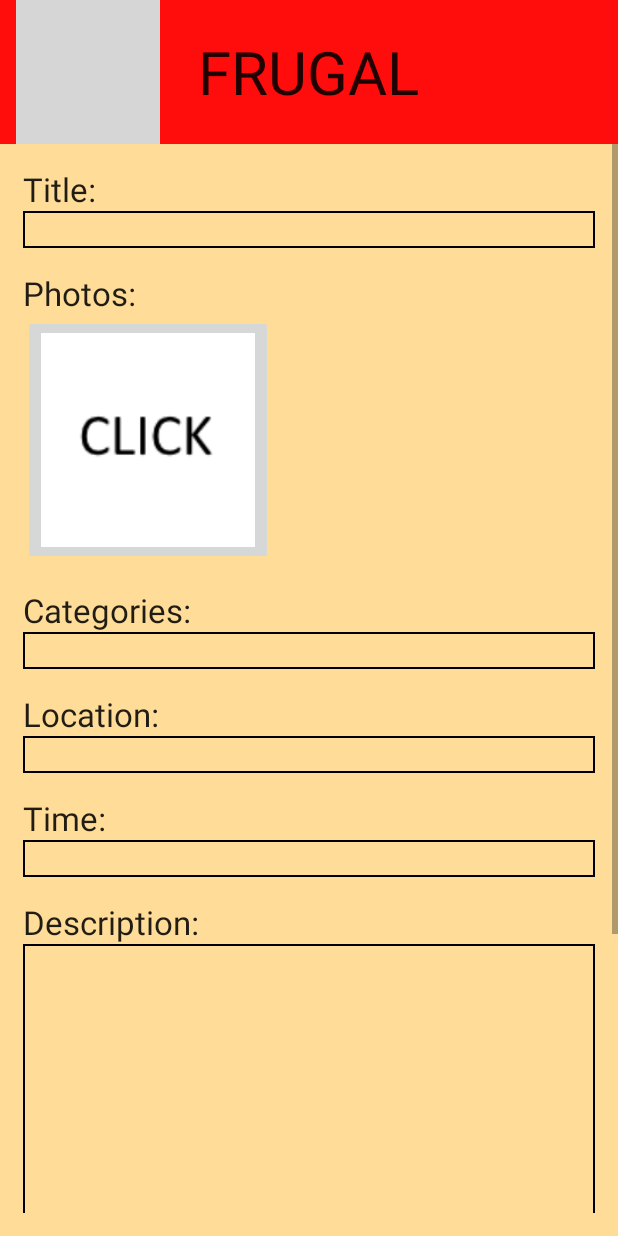
After one commit to frugalApp/frugalHighFid, an Android app: the NewPost screen opened directly, with no data from a screen before it, on a phone screen of 412 x 824 dp. The commit adds this screen. Run offline under Robolectric (Android 15) with nearby library versions, the phone set to English and light mode, and no system bars; grey boxes are pictures that could not be loaded.

```diff
--- a/Frugal2/app/src/main/AndroidManifest.xml
+++ b/Frugal2/app/src/main/AndroidManifest.xml
@@ -24,6 +24,12 @@
             android:name=".Activities.ItemViewPager"
             android:label="@string/title_activity_item_view" >
         </activity>
+        <activity
+            android:name=".Activities.NewPost"
+            android:label="@string/title_activity_new_post" >
+        </activity>
     </application>
 
+    <uses-permission android:name="android.permission.READ_EXTERNAL_STORAGE"/>
+
 </manifest>
--- /dev/null
+++ b/Frugal2/app/src/main/java/com/example/peter/frugal/Activities/NewPost.java
@@ -0,0 +1,172 @@
+package com.example.peter.frugal.Activities;
+
+import android.content.Intent;
+import android.net.Uri;
+import android.provider.MediaStore;
+import android.support.v4.app.FragmentActivity;
+import android.support.v7.app.ActionBarActivity;
+import android.support.v7.app.ActionBar;
+import android.support.v4.app.Fragment;
+import android.os.Bundle;
+import android.view.LayoutInflater;
+import android.view.Menu;
+import android.view.MenuItem;
+import android.view.View;
+import android.view.ViewGroup;
+import android.os.Build;
+import android.widget.Button;
+import android.widget.ImageButton;
+import android.widget.TextView;
+
+import com.example.peter.frugal.R;
+import com.example.peter.frugal.model.Model;
+import com.example.peter.frugal.model.ng.Item;
+
+import java.util.ArrayList;
+
+public class NewPost extends FragmentActivity {
+    private static final int RESULT_LOAD_IMAGE_ONE = 2358;
+    private static final int RESULT_LOAD_IMAGE_TWO = 3285;
+    private static final int RESULT_LOAD_IMAGE_THREE = 8532;
+
+    @Override
+    protected void onCreate(Bundle savedInstanceState) {
+        super.onCreate(savedInstanceState);
+        setContentView(R.layout.activity_new_post);
+        if (savedInstanceState == null) {
+            getSupportFragmentManager().beginTransaction()
+                    .add(R.id.container, new PlaceholderFragment())
+                    .commit();
+        }
+    }
+
+
+    @Override
+    public boolean onCreateOptionsMenu(Menu menu) {
+        // Inflate the menu; this adds items to the action bar if it is present.
+        getMenuInflater().inflate(R.menu.menu_new_post, menu);
+        return true;
+    }
+
+    @Override
+    public boolean onOptionsItemSelected(MenuItem item) {
+        // Handle action bar item clicks here. The action bar will
+        // automatically handle clicks on the Home/Up button, so long
+        // as you specify a parent activity in AndroidManifest.xml.
+        int id = item.getItemId();
+
+        //noinspection SimplifiableIfStatement
+        if (id == R.id.action_settings) {
+            return true;
+        }
+
+        return super.onOptionsItemSelected(item);
+    }
+
+
+
+    /**
+     * A placeholder fragment containing a simple view.
+     */
+    public static class PlaceholderFragment extends Fragment {
+        private ImageButton picOne, picTwo, picThree;
+
+        public PlaceholderFragment() {
+        }
+
+        @Override
+        public View onCreateView(LayoutInflater inflater, ViewGroup container,
+                                 Bundle savedInstanceState) {
+            final View rootView = inflater.inflate(R.layout.fragment_new_post, container, false);
+            Model model = Model.getModel();
+            model.newTempTiem = new Item();
+
+            picOne = (ImageButton)rootView.findViewById(R.id.new_image_one);
+            if (model.newTempTiem.images.size() > 0)
+                picOne.setImageURI(model.newTempTiem.images.get(0));
+            picOne.setOnClickListener(new View.OnClickListener() {
+                @Override
+                public void onClick(View v) {
+                    Intent galleryIntent = new Intent(Intent.ACTION_PICK, MediaStore.Images.Media.EXTERNAL_CONTENT_URI);
+                    startActivityForResult(galleryIntent, RESULT_LOAD_IMAGE_ONE);
+                }
+            });
+            picTwo = (ImageButton)rootView.findViewById(R.id.new_image_two);
+            if (model.newTempTiem.images.size() > 1)
+                picOne.setImageURI(model.newTempTiem.images.get(1));
+            picTwo.setOnClickListener(new View.OnClickListener() {
+                @Override
+                public void onClick(View v) {
+                    Intent galleryIntent = new Intent(Intent.ACTION_PICK, MediaStore.Images.Media.EXTERNAL_CONTENT_URI);
+                    startActivityForResult(galleryIntent, RESULT_LOAD_IMAGE_TWO);
+                }
+            });
+            picThree = (ImageButton)rootView.findViewById(R.id.new_image_three);
+            if (model.newTempTiem.images.size() > 2)
+                picOne.setImageURI(model.newTempTiem.images.get(2));
+            picThree.setOnClickListener(new View.OnClickListener() {
+                @Override
+                public void onClick(View v) {
+                    Intent galleryIntent = new Intent(Intent.ACTION_PICK, MediaStore.Images.Media.EXTERNAL_CONTENT_URI);
+                    startActivityForResult(galleryIntent, RESULT_LOAD_IMAGE_THREE);
+                }
+            });
+            Button post = (Button)rootView.findViewById(R.id.new_post_button);
+            post.setOnClickListener(new View.OnClickListener() {
+                @Override
+                public void onClick(View v) {
+                    Item newItem = new Item();
+                    newItem.images = new ArrayList<Uri>(Model.getModel().newTempTiem.images);
+                    newItem.title = ((TextView)rootView.findViewById(R.id.new_post_title)).getText().toString();
+                    newItem.poster = "pgrasso";
+                    newItem.catagory = ((TextView)rootView.findViewById(R.id.new_post_catagoies)).getText().toString();
+                    newItem.description = ((TextView)rootView.findViewById(R.id.new_post_description)).getText().toString();
+                    newItem.timeFree = ((TextView)rootView.findViewById(R.id.new_post_time)).getText().toString();
+                    newItem.itemType = Item.ITEM;
+                    Model.getModel().searchableItems.add(newItem);
+                    getActivity().finish();
+                }
+            });
+            return rootView;
+        }
+
+        @Override
+        public void onActivityResult(int requestCode, int resultCode, Intent data) {
+            super.onActivityResult(requestCode, resultCode, data);
+            if (resultCode == RESULT_OK && data != null) {
+                Uri selectedImage = data.getData();
+                Item item = Model.getModel().newTempTiem;
+                if (requestCode == RESULT_LOAD_IMAGE_ONE) {
+                    if (item.images.size() == 0) {
+                        item.images.add(selectedImage);
+                        picTwo.setVisibility(View.VISIBLE);
+                        picTwo.setClickable(true);
+                    }
+                    else {
+                        item.images.set(0, selectedImage);
+                    }
+                    picOne.setImageURI(selectedImage);
+                }
+                else if (requestCode == RESULT_LOAD_IMAGE_TWO) {
+                    if (item.images.size() == 1) {
+                        item.images.add(selectedImage);
+                        picThree.setVisibility(View.VISIBLE);
+                        picThree.setClickable(true);
+                    }
+                    else {
+                        item.images.set(1, selectedImage);
+                    }
+                    picTwo.setImageURI(selectedImage);
+
+                }
+                else if (requestCode == RESULT_LOAD_IMAGE_THREE) {
+                    if (item.images.size() == 2)
+                        item.images.add(selectedImage);
+                    else
+                        item.images.set(2, selectedImage);
+                    picThree.setImageURI(selectedImage);
+                }
+            }
+        }
+    }
+}
--- a/Frugal2/app/src/main/java/com/example/peter/frugal/Fragments/HeaderFragment.java
+++ b/Frugal2/app/src/main/java/com/example/peter/frugal/Fragments/HeaderFragment.java
@@ -1,11 +1,15 @@
 package com.example.peter.frugal.Fragments;
 
+import android.content.Intent;
 import android.os.Bundle;
 import android.support.v4.app.Fragment;
 import android.view.LayoutInflater;
 import android.view.View;
 import android.view.ViewGroup;
+import android.widget.ImageButton;
 
+import com.example.peter.frugal.Activities.NewPost;
+import com.example.peter.frugal.Activities.Search;
 import com.example.peter.frugal.R;
 
 /**
@@ -14,6 +18,19 @@ import com.example.peter.frugal.R;
 public class HeaderFragment extends Fragment {
     @Override
     public View onCreateView(LayoutInflater inflater, ViewGroup container, Bundle savedInstanceState) {
-        return inflater.inflate(R.layout.fragment_search_header, container, false);
+        View v = inflater.inflate(R.layout.fragment_search_header, container, false);
+        ImageButton newPostButton = (ImageButton)v.findViewById(R.id.imageButton2);
+        newPostButton.setOnClickListener(new View.OnClickListener() {
+            @Override
+            public void onClick(View v) {
+                Intent intent = new Intent(getActivity(), NewPost.class);
+                startActivity(intent);
+            }
+        });
+        if (getActivity().getClass().getSimpleName().equals("NewPost")) {
+            newPostButton.setEnabled(false);
+            newPostButton.setVisibility(View.GONE);
+        }
+        return v;
     }
 }
--- a/Frugal2/app/src/main/java/com/example/peter/frugal/model/Model.java
+++ b/Frugal2/app/src/main/java/com/example/peter/frugal/model/Model.java
@@ -1,6 +1,7 @@
 package com.example.peter.frugal.model;
 
 import android.graphics.Bitmap;
+import android.net.Uri;
 
 import com.example.peter.frugal.R;
 import com.example.peter.frugal.model.ng.Item;
@@ -24,7 +25,7 @@ public class Model {
         item.itemType = Item.ITEM;
         item.favorited = true;
         item.poster = "Peter G";
-        item.images.add(R.drawable.ffti);
+        item.images.add(Uri.parse("android.resource://com.example.peter.frugal/" + R.drawable.ffti));
         for (int i = 0; i < 50; i++)
             searchableItems.add(item);
     }
@@ -39,6 +40,8 @@ public class Model {
         return model;
     }
 
+    public Item newTempTiem = new Item();
+
     public ArrayList<Item> searchableItems = new ArrayList<Item>();
 
 
--- a/Frugal2/app/src/main/java/com/example/peter/frugal/model/ng/Item.java
+++ b/Frugal2/app/src/main/java/com/example/peter/frugal/model/ng/Item.java
@@ -2,6 +2,7 @@ package com.example.peter.frugal.model.ng;
 
 import android.graphics.Bitmap;
 import android.location.Geocoder;
+import android.net.Uri;
 
 import java.util.ArrayList;
 import java.util.Date;
@@ -16,7 +17,7 @@ public class Item {
 
 
     public String title;
-    public ArrayList<Integer> images = new ArrayList<Integer>();
+    public ArrayList<Uri> images = new ArrayList<Uri>();
     public String location;
     public String catagory;
     public Date mDate;
@@ -30,8 +31,9 @@ public class Item {
 
     public Item () {
         mId = UUID.randomUUID();
-        images = new ArrayList<Integer>();
+        images = new ArrayList<Uri>();
         mDate = new Date();
+        favorited = false;
         numberWatching = (int)(Math.round(Math.random() * 20) % 20);
     }
 
--- /dev/null
+++ b/Frugal2/app/src/main/res/drawable/back_button.xml
@@ -0,0 +1,29 @@
+<?xml version="1.0" encoding="UTF-8"?>
+<selector xmlns:android="http://schemas.android.com/apk/res/android">
+    <item android:state_pressed="true" >
+        <shape>
+            <solid
+                android:color="#cc0000" />
+            <corners
+                android:radius="7dp" />
+            <padding
+                android:left="10dp"
+                android:top="10dp"
+                android:right="10dp"
+                android:bottom="10dp" />
+        </shape>
+    </item>
+    <item>
+        <shape>
+            <solid
+                android:color="#ff0c0c" />
+            <corners
+                android:radius="7dp" />
+            <padding
+                android:left="10dp"
+                android:top="10dp"
+                android:right="10dp"
+                android:bottom="10dp" />
+        </shape>
+    </item>
+</selector>
--- /dev/null
+++ b/Frugal2/app/src/main/res/layout/activity_new_post.xml
@@ -0,0 +1,4 @@
+<FrameLayout xmlns:android="http://schemas.android.com/apk/res/android"
+    xmlns:tools="http://schemas.android.com/tools" android:id="@+id/container"
+    android:layout_width="match_parent" android:layout_height="match_parent"
+    tools:context="com.example.peter.frugal.Activities.NewPost" tools:ignore="MergeRootFrame" />
--- /dev/null
+++ b/Frugal2/app/src/main/res/layout/fragment_new_post.xml
@@ -0,0 +1,151 @@
+<RelativeLayout xmlns:android="http://schemas.android.com/apk/res/android"
+    xmlns:tools="http://schemas.android.com/tools" android:background="#ffdd99"
+    android:layout_height="match_parent" android:layout_width="match_parent"
+    tools:context="com.example.peter.frugal.Activities.NewPost$PlaceholderFragment">
+    <fragment
+        android:id="@+id/new_post_header"
+        android:layout_width="match_parent"
+        android:layout_height="wrap_content"
+        android:layout_alignParentTop="true"
+        android:name="com.example.peter.frugal.Fragments.HeaderFragment"/>
+    <ScrollView
+        android:layout_below="@id/new_post_header"
+        android:layout_width="fill_parent"
+        android:layout_height="fill_parent"
+        android:layout_marginBottom="15dp">
+        <LinearLayout
+            android:orientation="vertical"
+            android:layout_width="fill_parent"
+            android:layout_height="wrap_content"
+            android:layout_marginLeft="15dp"
+            android:layout_marginRight="15dp"
+            android:layout_marginBottom="15dp"
+            android:paddingBottom="15dp"
+            android:layout_marginTop="15dp">
+
+            <TextView
+                android:layout_width="wrap_content"
+                android:layout_height="wrap_content"
+                android:textAppearance="?android:attr/textAppearanceLarge"
+                android:text="Title:"/>
+            <EditText
+                android:layout_width="fill_parent"
+                android:maxLines="1"
+                android:id="@+id/new_post_title"
+                android:layout_height="wrap_content"
+                android:background="@drawable/back"/>
+            <TextView
+                android:layout_marginTop="15dp"
+                android:layout_width="wrap_content"
+                android:layout_height="wrap_content"
+                android:textAppearance="?android:attr/textAppearanceLarge"
+                android:text="Photos:"/>
+            <LinearLayout
+                android:layout_width="wrap_content"
+                android:layout_height="wrap_content"
+                android:orientation="horizontal">
+                <ImageButton
+                    android:id="@+id/new_image_one"
+                    android:layout_width="250px"
+                    android:layout_height="250px"
+                    android:scaleType="fitCenter"
+                    android:src="@drawable/click_me"/>
+                <ImageButton
+                    android:id="@+id/new_image_two"
+                    android:layout_marginLeft="10dp"
+                    android:visibility="gone"
+                    android:clickable="false"
+                    android:layout_width="250px"
+                    android:layout_height="250px"
+                    android:scaleType="fitCenter"
+                    android:src="@drawable/click_me"/>
+                <ImageButton
+                    android:id="@+id/new_image_three"
+                    android:layout_marginLeft="10dp"
+                    android:visibility="gone"
+                    android:clickable="false"
+                    android:layout_width="250px"
+                    android:layout_height="250px"
+                    android:scaleType="fitCenter"
+                    android:src="@drawable/click_me"/>
+            </LinearLayout>
+            <TextView
+                android:layout_marginTop="15dp"
+                android:layout_width="wrap_content"
+                android:layout_height="wrap_content"
+                android:textAppearance="?android:attr/textAppearanceLarge"
+                android:text="Categories:"/>
+            <EditText
+                android:id="@+id/new_post_catagoies"
+                android:layout_width="fill_parent"
+                android:layout_height="wrap_content"
+                android:background="@drawable/back"
+                android:maxLines="1" />
+            <TextView
+                android:layout_marginTop="15dp"
+                android:layout_width="wrap_content"
+                android:layout_height="wrap_content"
+                android:textAppearance="?android:attr/textAppearanceLarge"
+                android:text="Location:"/>
+            <EditText
+                android:id="@+id/new_post_location"
+                android:layout_width="match_parent"
+                android:layout_height="wrap_content"
+                android:background="@drawable/back"
+                android:maxLines="1" />
+            <TextView
+                android:layout_marginTop="15dp"
+                android:layout_width="wrap_content"
+                android:layout_height="wrap_content"
+                android:textAppearance="?android:attr/textAppearanceLarge"
+                android:text="Time:"/>
+            <EditText
+                android:id="@+id/new_post_time"
+                android:layout_width="match_parent"
+                android:layout_height="wrap_content"
+                android:background="@drawable/back"
+                android:maxLines="1" />
+            <TextView
+                android:layout_marginTop="15dp"
+                android:layout_width="wrap_content"
+                android:layout_height="wrap_content"
+                android:textAppearance="?android:attr/textAppearanceLarge"
+                android:text="Description:"/>
+            <EditText
+                android:id="@+id/new_post_description"
+                android:layout_width="match_parent"
+                android:layout_height="300dp"
+                android:layout_marginBottom="15dp"
+                android:background="@drawable/back"
+                android:maxLines="30"/>
+            <RadioGroup
+                android:layout_width="wrap_content"
+                android:layout_height="wrap_content"
+                android:layout_gravity="center_horizontal"
+                android:orientation="horizontal">
+                <RadioButton
+                    android:id="@+id/radio_item"
+                    android:text="Item"
+                    android:paddingRight="20dp"
+                    android:textAppearance="?android:attr/textAppearanceLarge"
+                    android:layout_width="wrap_content"
+                    android:layout_height="wrap_content" />
+                <RadioButton
+                    android:id="@+id/radio_event"
+                    android:text="Event"
+                    android:textAppearance="?android:attr/textAppearanceLarge"
+                    android:layout_width="wrap_content"
+                    android:layout_height="wrap_content" />
+                </RadioGroup>
+            <Button
+                android:layout_gravity="center_horizontal"
+                android:layout_marginTop="20dp"
+                android:layout_width="wrap_content"
+                android:layout_height="wrap_content"
+                android:background="@drawable/back_button"
+                android:id="@+id/new_post_button"
+                android:text="Post"/>
+        </LinearLayout>
+    </ScrollView>
+
+</RelativeLayout>
--- a/Frugal2/app/src/main/res/layout/fragment_search_header.xml
+++ b/Frugal2/app/src/main/res/layout/fragment_search_header.xml
@@ -13,7 +13,7 @@
                 android:id="@+id/imageButtonSettings"
                 android:layout_toLeftOf="@+id/textView3"
                 android:scaleType="fitCenter"
-                android:layout_marginRight="40dp"
+                android:layout_marginRight="25dp"
                 android:background="#00000000"
                 android:adjustViewBounds="true"
                 android:src="@drawable/settings" />
@@ -31,12 +31,12 @@
             <ImageButton
                 android:layout_width="wrap_content"
                 android:layout_height="wrap_content"
-                android:layout_marginLeft="40dp"
+                android:layout_marginLeft="25dp"
                 android:layout_toRightOf="@id/textView3"
                 android:id="@+id/imageButton2"
-                android:background="#00000000"
+                android:background="@drawable/back_button"
                 android:scaleType="fitCenter"
                 android:adjustViewBounds="true"
-                android:src="@drawable/settings"/>
+                android:src="@drawable/new_post_sign"/>
     </RelativeLayout>
 </LinearLayout>
--- a/Frugal2/app/src/main/res/layout/search_list_item.xml
+++ b/Frugal2/app/src/main/res/layout/search_list_item.xml
@@ -27,6 +27,7 @@
         android:layout_height="wrap_content"
         android:layout_toRightOf="@id/searchItemImage"
         android:layout_toLeftOf="@id/image_button_favorite"
+        android:maxLines="1"
         android:textSize="50px"
         android:textStyle="bold"
         android:paddingLeft="4dp"
@@ -40,6 +41,7 @@
         android:layout_toRightOf="@id/searchItemImage"
         android:layout_toLeftOf="@id/image_button_favorite"
         android:textSize="50px"
+        android:maxLines="1"
         android:layout_below="@id/search_item_title"
         android:paddingLeft="4dp"
         android:paddingRight="4dp"
--- /dev/null
+++ b/Frugal2/app/src/main/res/menu/menu_new_post.xml
@@ -0,0 +1,7 @@
+<menu xmlns:android="http://schemas.android.com/apk/res/android"
+    xmlns:app="http://schemas.android.com/apk/res-auto"
+    xmlns:tools="http://schemas.android.com/tools"
+    tools:context="com.example.peter.frugal.Activities.NewPost">
+    <item android:id="@+id/action_settings" android:title="@string/action_settings"
+        android:orderInCategory="100" app:showAsAction="never" />
+</menu>
--- a/Frugal2/app/src/main/res/values/strings.xml
+++ b/Frugal2/app/src/main/res/values/strings.xml
@@ -6,5 +6,6 @@
     <string name="action_settings">Settings</string>
     <string name="title_activity_search">Search</string>
     <string name="title_activity_item_view">ItemView</string>
+    <string name="title_activity_new_post">new_post</string>
 
 </resources>
```
Also changed, not shown: Frugal2/app/src/main/java/com/example/peter/frugal/Fragments/ItemFragment.java (+15 -1 lines), Frugal2/app/src/main/java/com/example/peter/frugal/Fragments/SearchItemFragment.java (+19 -1 lines), Frugal2/app/src/main/res/layout/fragment_item_view.xml (+10 -11 lines), Frugal2/app/src/main/res/drawable/click_me.png (added), Frugal2/app/src/main/res/drawable/new_post_sign.png (added).
